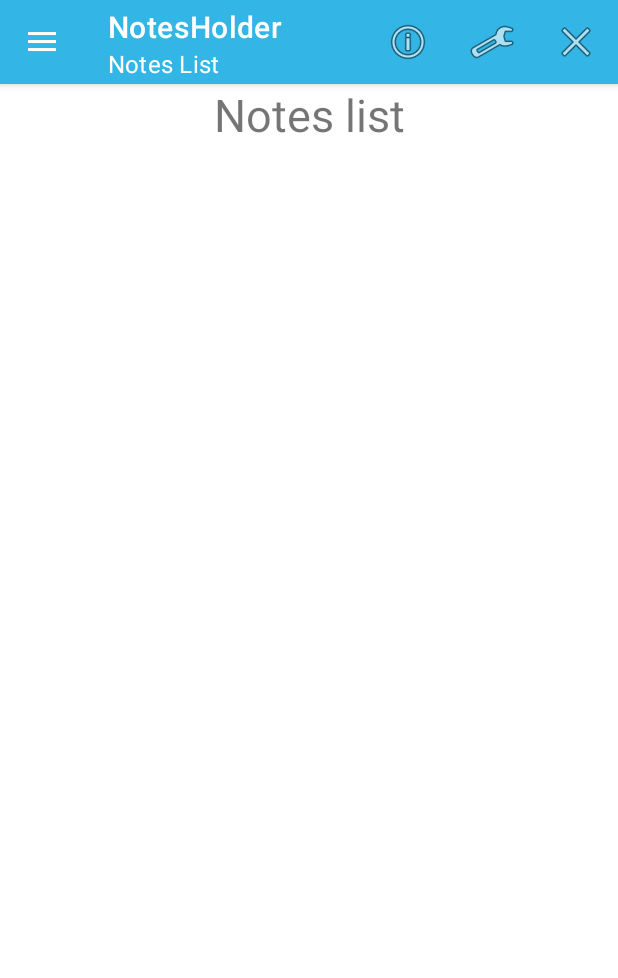
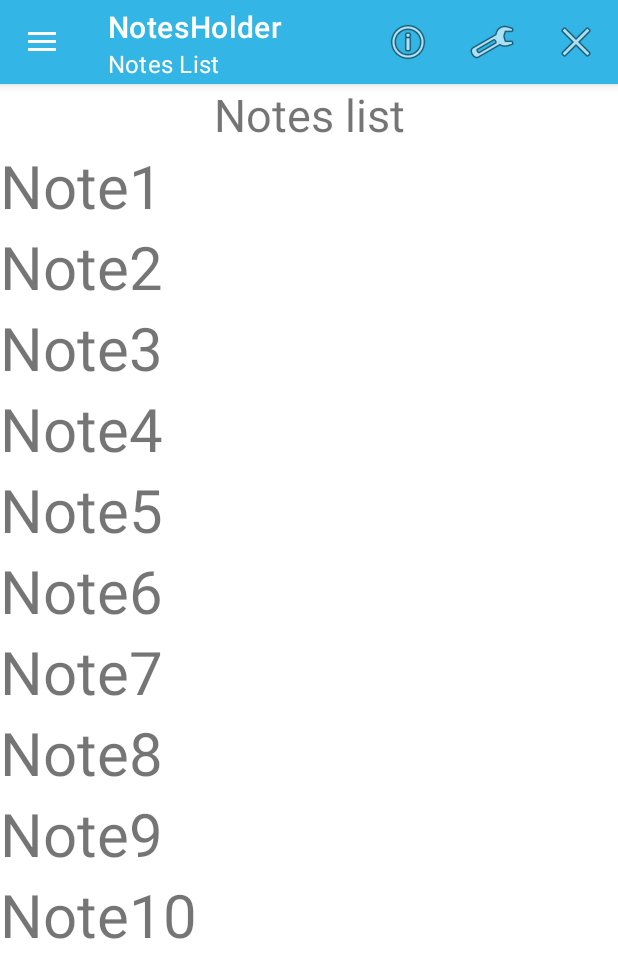
Before and after one commit to docAlexxx/NotesHolder, an Android app: the screen it shows after launch (MainActivity), on a phone screen of 412 x 824 dp. Shown: the top 978 px of the screen. Run offline under Robolectric (Android 15) with nearby library versions, the phone set to English and light mode, and no system bars.

Commit message:
created recycler view with list of notes

```diff
--- a/app/src/main/java/com/example/notesholder/MainActivity.java
+++ b/app/src/main/java/com/example/notesholder/MainActivity.java
@@ -7,6 +7,8 @@
 import androidx.appcompat.widget.Toolbar;
 import androidx.drawerlayout.widget.DrawerLayout;
 import androidx.fragment.app.Fragment;
+import androidx.fragment.app.FragmentManager;
+import androidx.fragment.app.FragmentTransaction;
 
 import android.content.DialogInterface;
 import android.os.Bundle;
@@ -29,14 +31,23 @@
             }
             ;
         }
-        if (savedInstanceState == null) {
-            NotesFragment notesFragment = new NotesFragment();
-            getSupportFragmentManager()
-                    .beginTransaction()
-                    .replace(R.id.fragment_container, notesFragment)
-                    .commit();
-        }
+        addFragment(new NotesFragment());
+     //   if (savedInstanceState == null) {
+     //       NotesFragment notesFragment = new NotesFragment();
+     //       getSupportFragmentManager()
+     //               .beginTransaction()
+     //               .replace(R.id.fragment_container, notesFragment)
+     //               .commit();
+     //  }
+
         setupToolbar();
+    }
+
+    private void addFragment(Fragment fragment) {
+        FragmentManager fragmentManager = getSupportFragmentManager();
+        FragmentTransaction transaction = fragmentManager.beginTransaction();
+        transaction.replace(R.id.fragment_container, fragment);
+        transaction.commit();
     }
 
     private void setupToolbar() {
--- a/app/src/main/java/com/example/notesholder/Notes.java
+++ b/app/src/main/java/com/example/notesholder/Notes.java
@@ -14,7 +14,7 @@
     public String description;
     public String date;
     public int noteIndex;
-    static Notes[] notes =new Notes[7];
+    static Notes[] notes =new Notes[10];
     static int currentIndex=-1;
 
     public Notes(int noteIndex, String name, String description, String date) {
--- a/app/src/main/java/com/example/notesholder/NotesFragment.java
+++ b/app/src/main/java/com/example/notesholder/NotesFragment.java
@@ -9,6 +9,8 @@
 import androidx.fragment.app.Fragment;
 import androidx.fragment.app.FragmentManager;
 import androidx.fragment.app.FragmentTransaction;
+import androidx.recyclerview.widget.LinearLayoutManager;
+import androidx.recyclerview.widget.RecyclerView;
 
 import android.view.LayoutInflater;
 import android.view.View;
@@ -16,24 +18,39 @@
 import android.widget.LinearLayout;
 import android.widget.TextView;
 
+import com.example.notesholder.ui.NotesAdapter;
+
 public class NotesFragment extends Fragment {
 
 
     @Override
-    public View onCreateView(LayoutInflater inflater, ViewGroup container,
-                             Bundle savedInstanceState) {
+    public View onCreateView(LayoutInflater inflater, ViewGroup container, Bundle savedInstanceState) {
         setHasOptionsMenu(true);
         ActionBar actionBar = ((AppCompatActivity)requireActivity()).getSupportActionBar();
         Utils.setSubtitleName(actionBar,"Notes List");
 
         View root = inflater.inflate(R.layout.fragment_notes, container, false);
+        RecyclerView recyclerView = root.findViewById(R.id.recycler_notes_lines);
+        String[] data = getResources().getStringArray(R.array.notes);
+        initRecyclerView(recyclerView, data);
         return root;
     }
+
+    private void initRecyclerView(RecyclerView recyclerView, String[] data) {
+        recyclerView.setHasFixedSize(true);
+        LinearLayoutManager layoutManager = new LinearLayoutManager(getContext());
+        recyclerView.setLayoutManager(layoutManager);
+
+        NotesAdapter adapter = new NotesAdapter(data);
+        recyclerView.setAdapter(adapter);
+    }
+
 
     @Override
     public void onViewCreated(@NonNull View view, @Nullable Bundle savedInstanceState) {
         super.onViewCreated(view, savedInstanceState);
-        makeList(view);
+
+        //  makeList(view);
     }
 
     private void makeList(View view) {
--- /dev/null
+++ b/app/src/main/java/com/example/notesholder/ui/NotesAdapter.java
@@ -0,0 +1,51 @@
+package com.example.notesholder.ui;
+
+import android.view.LayoutInflater;
+import android.view.View;
+import android.view.ViewGroup;
+import android.widget.TextView;
+
+import androidx.annotation.NonNull;
+import androidx.recyclerview.widget.RecyclerView;
+
+import com.example.notesholder.R;
+
+public class NotesAdapter extends RecyclerView.Adapter<NotesAdapter.ViewHolder> {
+
+    private String[] dataSource;
+
+    public NotesAdapter(String[] dataSource){
+        this.dataSource = dataSource;
+    }
+
+    @NonNull
+    @Override
+    public NotesAdapter.ViewHolder onCreateViewHolder(@NonNull ViewGroup parent, int viewType) {
+        View view = LayoutInflater.from(parent.getContext()).inflate(R.layout.note, parent, false);
+        return new ViewHolder(view);
+    }
+
+    @Override
+    public void onBindViewHolder(@NonNull NotesAdapter.ViewHolder holder, int position) {
+        holder.getTextView().setText(dataSource[position]);
+    }
+
+    @Override
+    public int getItemCount() {
+        return dataSource.length;
+    }
+
+    public class ViewHolder extends RecyclerView.ViewHolder {
+
+        private TextView textView;
+
+        public ViewHolder(@NonNull View itemView) {
+            super(itemView);
+            textView = (TextView) itemView;
+        }
+
+        public TextView getTextView(){
+            return textView;
+        }
+    }
+}
--- a/app/src/main/res/layout/note.xml
+++ b/app/src/main/res/layout/note.xml
@@ -1,11 +1,8 @@
 <?xml version="1.0" encoding="utf-8"?>
-<FrameLayout xmlns:android="http://schemas.android.com/apk/res/android"
-    android:layout_width="match_parent"
-    android:layout_height="match_parent">
-    <TextView
-        android:id="@+id/tv_note"
-        android:layout_width="wrap_content"
-        android:layout_height="wrap_content"
-        android:textSize="40sp">
-    </TextView>
-</FrameLayout>
+<TextView xmlns:android="http://schemas.android.com/apk/res/android"
+    android:id="@+id/tv_note"
+    android:layout_width="wrap_content"
+    android:layout_height="wrap_content"
+    android:textSize="40sp">
+
+</TextView>
```
